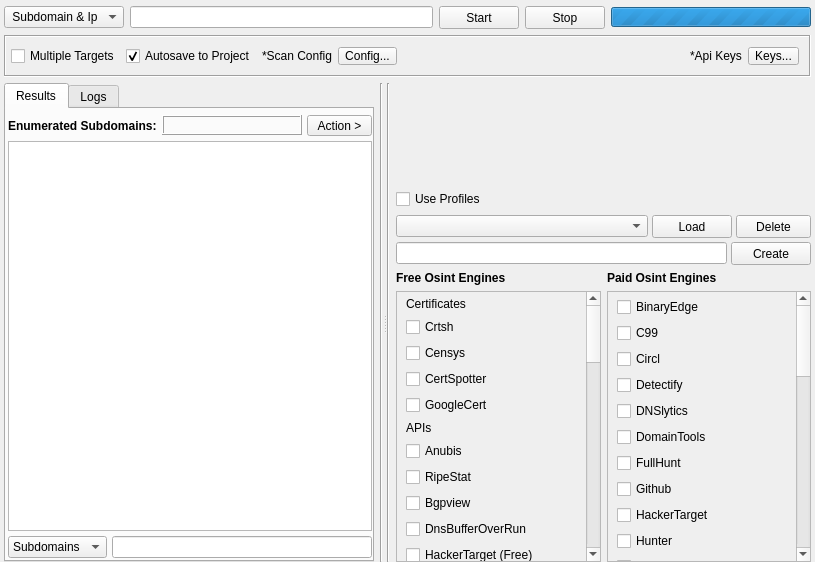
This is gui/src/engines/osint/Osint.ui in 3nock/OTE as Qt 5 draws it before an edit. The edited form follows.
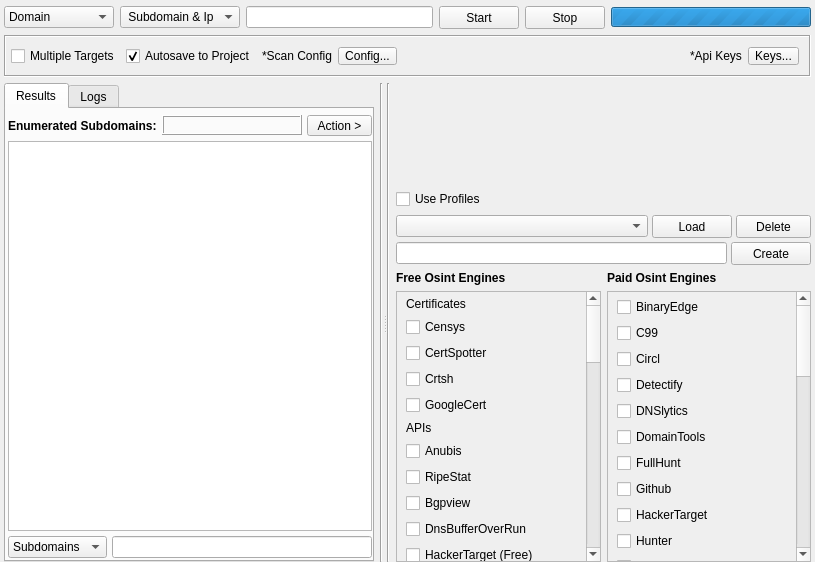
This is the edited form. Custom widgets are drawn as their Qt base class.

Commit message: refactoring cert osint modules...

Patch:
```diff
--- a/gui/src/engines/osint/Osint.ui
+++ b/gui/src/engines/osint/Osint.ui
@@ -31,6 +31,46 @@
    </property>
    <item>
     <layout class="QHBoxLayout" name="horizontalLayout_4">
+     <item>
+      <widget class="QComboBox" name="comboBoxInput">
+       <property name="minimumSize">
+        <size>
+         <width>110</width>
+         <height>0</height>
+        </size>
+       </property>
+       <item>
+        <property name="text">
+         <string>Domain</string>
+        </property>
+       </item>
+       <item>
+        <property name="text">
+         <string>Ip</string>
+        </property>
+       </item>
+       <item>
+        <property name="text">
+         <string>Email</string>
+        </property>
+       </item>
+       <item>
+        <property name="text">
+         <string>Url</string>
+        </property>
+       </item>
+       <item>
+        <property name="text">
+         <string>Asn</string>
+        </property>
+       </item>
+       <item>
+        <property name="text">
+         <string>SSL Cert</string>
+        </property>
+       </item>
+      </widget>
+     </item>
      <item>
       <widget class="QComboBox" name="comboBoxOption">
        <property name="minimumSize">
@@ -890,13 +930,6 @@
                    </property>
                   </widget>
                  </item>
-                 <item>
-                  <widget class="QCheckBox" name="moduleCrtsh">
-                   <property name="text">
-                    <string>Crtsh</string>
-                   </property>
-                  </widget>
-                 </item>
                  <item>
                   <widget class="QCheckBox" name="moduleCensysFree">
                    <property name="text">
@@ -911,6 +944,13 @@
                    </property>
                   </widget>
                  </item>
+                 <item>
+                  <widget class="QCheckBox" name="moduleCrtsh">
+                   <property name="text">
+                    <string>Crtsh</string>
+                   </property>
+                  </widget>
+                 </item>
                  <item>
                   <widget class="QCheckBox" name="moduleGoogleCert">
                    <property name="text">
```
The commit also changes 24 other files.
